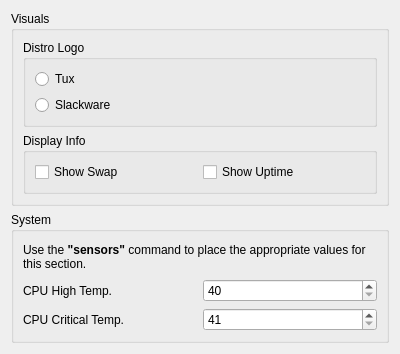
Above: contents/ui/config.ui from dhabyx/plasma-simpleMonitor before the change. Below: the same form after it.
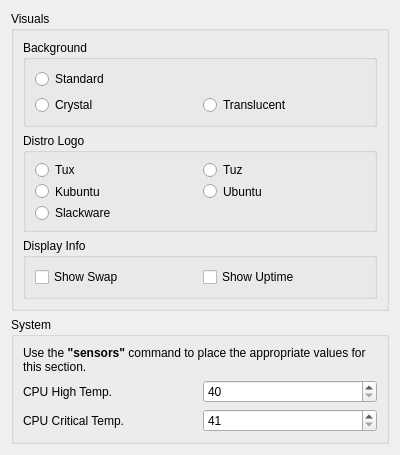
That is the form after the change.

Commit message: minor fonts bugfixes and add features for background

```diff
--- a/contents/ui/config.ui
+++ b/contents/ui/config.ui
@@ -7,7 +7,7 @@
     <x>0</x>
     <y>0</y>
     <width>400</width>
-    <height>354</height>
+    <height>427</height>
    </rect>
   </property>
   <property name="windowTitle">
@@ -19,27 +19,78 @@
      <property name="title">
       <string>Visuals</string>
      </property>
-     <layout class="QVBoxLayout" name="verticalLayout_2">
+     <layout class="QVBoxLayout" name="verticalLayout_3">
+      <item>
+       <widget class="QGroupBox" name="groupBox_4">
+        <property name="title">
+         <string>Background</string>
+        </property>
+        <layout class="QGridLayout" name="gridLayout_2">
+         <item row="1" column="1">
+          <widget class="QRadioButton" name="kcfg_translucent">
+           <property name="text">
+            <string>Translucent</string>
+           </property>
+          </widget>
+         </item>
+         <item row="1" column="0">
+          <widget class="QRadioButton" name="kcfg_crystal">
+           <property name="text">
+            <string>Crystal</string>
+           </property>
+          </widget>
+         </item>
+         <item row="0" column="0">
+          <widget class="QRadioButton" name="kcfg_standard">
+           <property name="text">
+            <string>Standard</string>
+           </property>
+          </widget>
+         </item>
+        </layout>
+       </widget>
+      </item>
       <item>
        <widget class="QGroupBox" name="groupBox">
         <property name="title">
          <string>Distro Logo</string>
         </property>
-        <layout class="QVBoxLayout" name="verticalLayout_3">
-         <item>
-          <widget class="QRadioButton" name="kcfg_logoTux">
-           <property name="text">
-            <string>Tux</string>
-           </property>
-          </widget>
-         </item>
-         <item>
+        <layout class="QGridLayout" name="gridLayout">
+         <item row="3" column="0">
           <widget class="QRadioButton" name="kcfg_logoSlackware">
            <property name="text">
             <string>Slackware</string>
            </property>
           </widget>
          </item>
+         <item row="0" column="1">
+          <widget class="QRadioButton" name="kcfg_logoTuz">
+           <property name="text">
+            <string>Tuz</string>
+           </property>
+          </widget>
+         </item>
+         <item row="0" column="0">
+          <widget class="QRadioButton" name="kcfg_logoTux">
+           <property name="text">
+            <string>Tux</string>
+           </property>
+          </widget>
+         </item>
+         <item row="1" column="1">
+          <widget class="QRadioButton" name="kcfg_logoUbuntu">
+           <property name="text">
+            <string>Ubuntu</string>
+           </property>
+          </widget>
+         </item>
+         <item row="1" column="0">
+          <widget class="QRadioButton" name="kcfg_logoKubuntu">
+           <property name="text">
+            <string>Kubuntu</string>
+           </property>
+          </widget>
+         </item>
         </layout>
        </widget>
       </item>
```
The commit also changes 7 other files.
